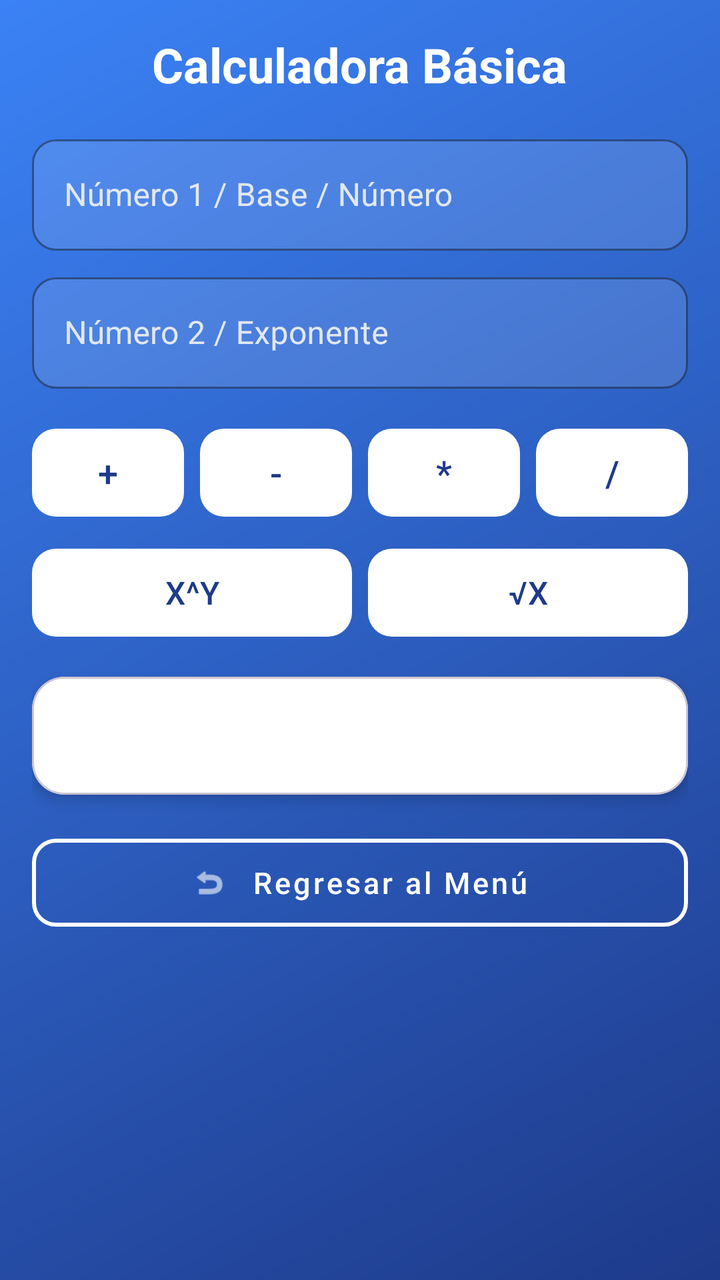
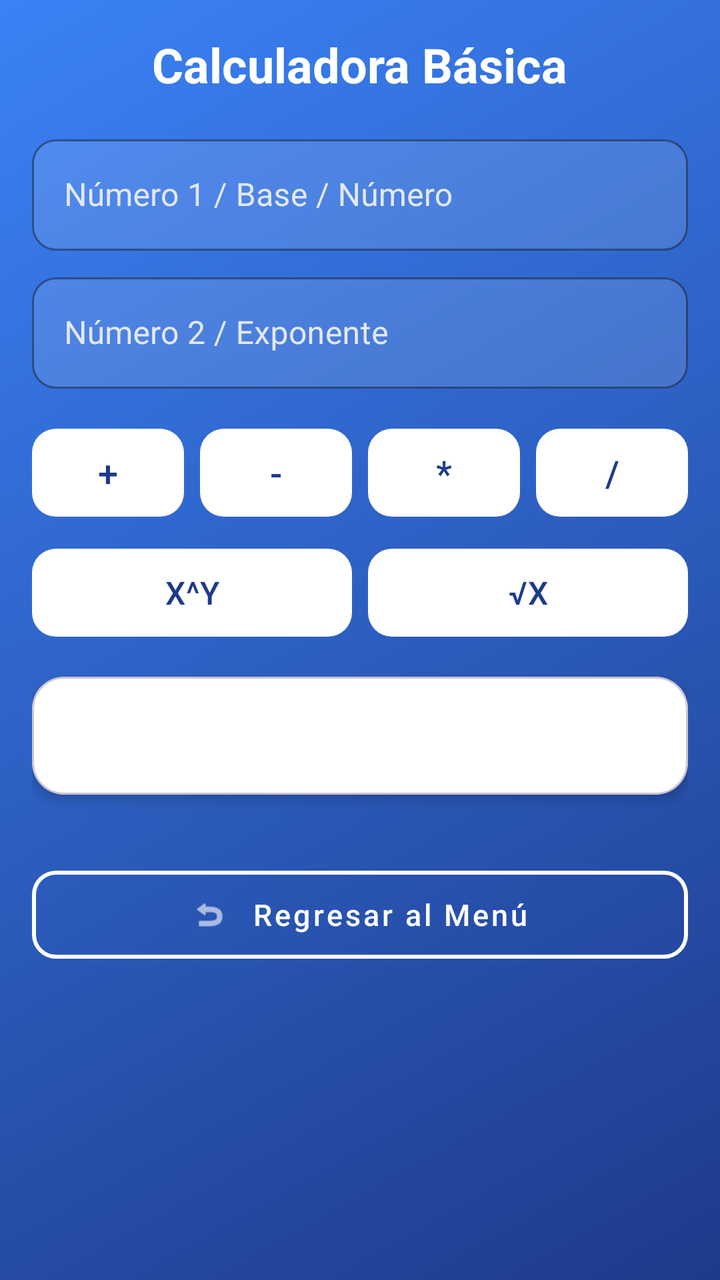

The first picture is an Android layout as it rendered before a commit; the second is the same layout after the commit. The layout source and the unified diff follow.
<!-- AndroidManifest.xml: application theme Theme._1erDesafioDSM -->
<!-- res/layout/activity_calculadora.xml -->
<?xml version="1.0" encoding="utf-8"?>
<ScrollView xmlns:android="http://schemas.android.com/apk/res/android"
    xmlns:app="http://schemas.android.com/apk/res-auto"
    android:layout_width="match_parent"
    android:layout_height="match_parent"
    android:background="@drawable/bg_gradient"
    android:padding="@dimen/padding_medium">

    <LinearLayout
        android:layout_width="match_parent"
        android:layout_height="wrap_content"
        android:orientation="vertical">

        
        <TextView
            android:layout_width="wrap_content"
            android:layout_height="wrap_content"
            android:text="@string/titulo_calculadora"
            android:textSize="24sp"
            android:textStyle="bold"
            android:textColor="#FFFFFF"
            android:layout_gravity="center_horizontal"
            android:layout_marginBottom="@dimen/margin_medium" />

        
        <com.google.android.material.textfield.TextInputLayout
            style="@style/Widget.MaterialComponents.TextInputLayout.OutlinedBox"
            android:layout_width="match_parent"
            android:layout_height="wrap_content"
            android:hint="@string/hint_num1"
            android:textColorHint="#E2E8F0"
            app:boxBackgroundColor="#1EFFFFFF"
            app:boxCornerRadiusTopStart="12dp"
            app:boxCornerRadiusTopEnd="12dp"
            app:boxCornerRadiusBottomStart="12dp"
            app:boxCornerRadiusBottomEnd="12dp"
            app:boxStrokeColor="#FFFFFF"
            app:hintTextColor="#FFFFFF"
            android:layout_marginBottom="@dimen/margin_small">

            <com.google.android.material.textfield.TextInputEditText
                android:id="@+id/txtNum1"
                android:layout_width="match_parent"
                android:layout_height="wrap_content"
                android:inputType="numberDecimal|numberSigned"
                android:textColor="#FFFFFF" />
        </com.google.android.material.textfield.TextInputLayout>

        
        <com.google.android.material.textfield.TextInputLayout
            style="@style/Widget.MaterialComponents.TextInputLayout.OutlinedBox"
            android:layout_width="match_parent"
            android:layout_height="wrap_content"
            android:hint="@string/hint_num2"
            android:textColorHint="#E2E8F0"
            app:boxBackgroundColor="#1EFFFFFF"
            app:boxCornerRadiusTopStart="12dp"
            app:boxCornerRadiusTopEnd="12dp"
            app:boxCornerRadiusBottomStart="12dp"
            app:boxCornerRadiusBottomEnd="12dp"
            app:boxStrokeColor="#FFFFFF"
            app:hintTextColor="#FFFFFF"
            android:layout_marginBottom="@dimen/margin_medium">

            <com.google.android.material.textfield.TextInputEditText
                android:id="@+id/txtNum2"
                android:layout_width="match_parent"
                android:layout_height="wrap_content"
                android:inputType="numberDecimal|numberSigned"
                android:textColor="#FFFFFF" />
        </com.google.android.material.textfield.TextInputLayout>

        
        <LinearLayout
            android:layout_width="match_parent"
            android:layout_height="wrap_content"
            android:orientation="horizontal"
            android:layout_marginBottom="8dp">

            <com.google.android.material.button.MaterialButton
                android:id="@+id/btnSuma"
                android:layout_width="0dp"
                android:layout_height="52dp"
                android:layout_weight="1"
                android:layout_marginEnd="4dp"
                android:text="+"
                android:textSize="18sp"
                android:textColor="#1E3A8A"
                app:backgroundTint="#FFFFFF"
                app:cornerRadius="12dp" />

            <com.google.android.material.button.MaterialButton
                android:id="@+id/btnResta"
                android:layout_width="0dp"
                android:layout_height="52dp"
                android:layout_weight="1"
                android:layout_marginStart="4dp"
                android:layout_marginEnd="4dp"
                android:text="-"
                android:textSize="18sp"
                android:textColor="#1E3A8A"
                app:backgroundTint="#FFFFFF"
                app:cornerRadius="12dp" />

            <com.google.android.material.button.MaterialButton
                android:id="@+id/btnMulti"
                android:layout_width="0dp"
                android:layout_height="52dp"
                android:layout_weight="1"
                android:layout_marginStart="4dp"
                android:layout_marginEnd="4dp"
                android:text="*"
                android:textSize="18sp"
                android:textColor="#1E3A8A"
                app:backgroundTint="#FFFFFF"
                app:cornerRadius="12dp" />

            <com.google.android.material.button.MaterialButton
                android:id="@+id/btnDiv"
                android:layout_width="0dp"
                android:layout_height="52dp"
                android:layout_weight="1"
                android:layout_marginStart="4dp"
                android:text="/"
                android:textSize="18sp"
                android:textColor="#1E3A8A"
                app:backgroundTint="#FFFFFF"
                app:cornerRadius="12dp" />
        </LinearLayout>

        
        <LinearLayout
            android:layout_width="match_parent"
            android:layout_height="wrap_content"
            android:orientation="horizontal"
            android:layout_marginBottom="@dimen/margin_medium">

            <com.google.android.material.button.MaterialButton
                android:id="@+id/btnExpo"
                android:layout_width="0dp"
                android:layout_height="52dp"
                android:layout_weight="1"
                android:layout_marginEnd="4dp"
                android:text="X^Y"
                android:textSize="16sp"
                android:textAllCaps="false"
                android:textColor="#1E3A8A"
                app:backgroundTint="#FFFFFF"
                app:cornerRadius="12dp" />

            <com.google.android.material.button.MaterialButton
                android:id="@+id/btnRaiz"
                android:layout_width="0dp"
                android:layout_height="52dp"
                android:layout_weight="1"
                android:layout_marginStart="4dp"
                android:text="√X"
                android:textSize="16sp"
                android:textAllCaps="false"
                android:textColor="#1E3A8A"
                app:backgroundTint="#FFFFFF"
                app:cornerRadius="12dp" />
        </LinearLayout>

        
        <com.google.android.material.card.MaterialCardView
            android:layout_width="match_parent"
            android:layout_height="wrap_content"
            app:cardCornerRadius="16dp"
            app:cardElevation="4dp"
            app:cardBackgroundColor="#FFFFFF"
            android:layout_marginBottom="@dimen/margin_medium">

            <TextView
                android:id="@+id/txtResultadoCalc"
                android:layout_width="match_parent"
                android:layout_height="wrap_content"
                android:textSize="20sp"
                android:textColor="#0F172A"
                android:textStyle="bold"
                android:padding="@dimen/padding_medium"
                android:gravity="center" />
        </com.google.android.material.card.MaterialCardView>

        
        <com.google.android.material.button.MaterialButton
            android:id="@+id/btnRegresarMenu"
            style="@style/Widget.MaterialComponents.Button.OutlinedButton"
            android:layout_width="match_parent"
            android:layout_height="56dp"
            android:text="Regresar al Menú"
            android:textSize="15sp"
            android:textAllCaps="false"
            android:textColor="#FFFFFF"
            app:strokeColor="#FFFFFF"
            app:strokeWidth="2dp"
            app:cornerRadius="12dp"
            app:icon="@android:drawable/ic_menu_revert"
            app:iconTint="#FFFFFF"
            app:iconGravity="textStart"
            app:iconPadding="12dp" />

    </LinearLayout>
</ScrollView>
<!-- resources referenced by this layout -->
<resources>
  <dimen name="margin_medium">16dp</dimen>
  <dimen name="margin_small">8dp</dimen>
  <dimen name="padding_medium">16dp</dimen>
  <!-- drawable bg_gradient (drawable) -->
  <?xml version="1.0" encoding="utf-8"?>
  <shape xmlns:android="http://schemas.android.com/apk/res/android"
      android:shape="rectangle">
      <gradient
          android:angle="135"
          android:startColor="#1E3A8A"
          android:endColor="#3B82F6" />
  </shape>
  <string name="hint_num1">Número 1 / Base / Número</string>
  <string name="hint_num2">Número 2 / Exponente</string>
  <string name="titulo_calculadora">Calculadora Básica</string>
  <style name="Theme._1erDesafioDSM" parent="Base.Theme._1erDesafioDSM" />
  <style name="Base.Theme._1erDesafioDSM" parent="Theme.Material3.DayNight.NoActionBar">
          
          
      </style>
</resources>

<!-- the commit's change to res/layout/activity_calculadora.xml (unified diff, before → after) -->
@@ -198,7 +198,8 @@
             app:icon="@android:drawable/ic_menu_revert"
             app:iconTint="#FFFFFF"
             app:iconGravity="textStart"
-            app:iconPadding="12dp" />
+            app:iconPadding="12dp"
+            android:layout_marginTop="@dimen/margin_medium" />
 
     </LinearLayout>
 </ScrollView>
